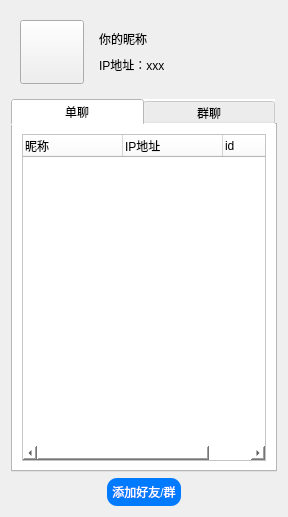
Before: the Qt Designer form Qt-IM/mainwindow.ui in XiaoZheng2003/BIT-QT-IM, drawn with Qt 5.
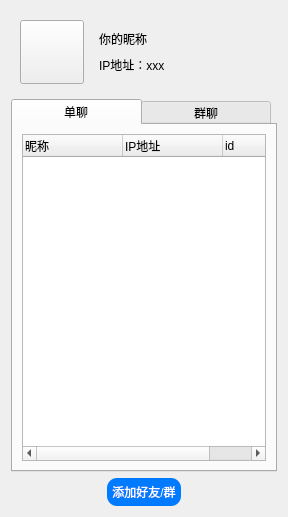
After: the same form once the commit is applied. Icons and pictures are not drawn.

```diff
--- a/Qt-IM/mainwindow.ui
+++ b/Qt-IM/mainwindow.ui
@@ -78,16 +78,10 @@
    <item>
     <widget class="QTabWidget" name="tabWidget">
      <property name="styleSheet">
-      <string notr="true">QTabBar::tab { min-width: 132px; max-width: 264px; }
-QWidget{
-background-color: rgb(255, 255, 255);
-}
+      <string notr="true">QTabBar::tab { min-width: 130px; max-width: 260px; }
 QTabWidget::tab-bar { 
 	alignment: center; 
-} 
-
-
-</string>
+} </string>
      </property>
      <property name="currentIndex">
       <number>0</number>
@@ -99,9 +93,6 @@
       <layout class="QVBoxLayout" name="verticalLayout_3">
        <item>
         <widget class="QTreeWidget" name="personList">
-         <property name="styleSheet">
-          <string notr="true">gridline-color: rgb(32, 74, 135);</string>
-         </property>
          <column>
           <property name="text">
            <string>昵称</string>
```
Left out of the diff: 6 changed lines with no effect on the pictures.
